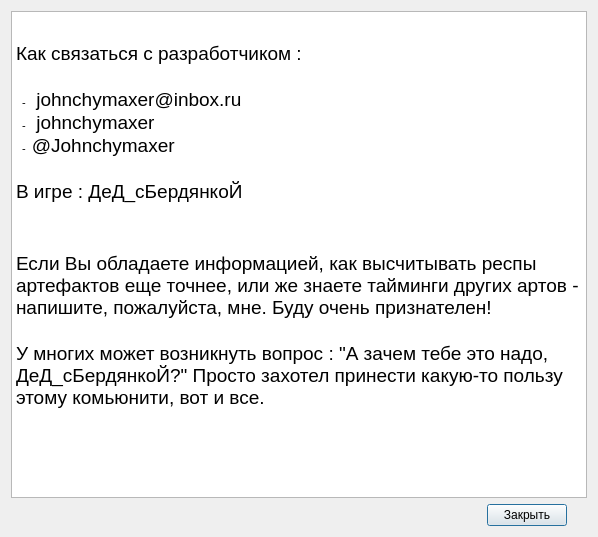
Old version of the form DeD_SBerdyankoI_Project/writeme.ui in the repository EVChebotar/DeD_SBerdyankoI_Project.
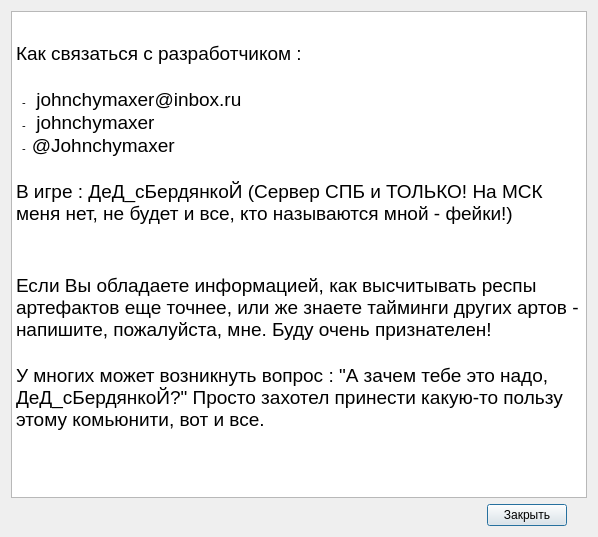
New version of the form. Icons and pictures are not drawn.

```diff
--- a/DeD_SBerdyankoI_Project/writeme.ui
+++ b/DeD_SBerdyankoI_Project/writeme.ui
@@ -33,7 +33,7 @@
 &lt;p style=&quot; margin-top:0px; margin-bottom:0px; margin-left:0px; margin-right:0px; -qt-block-indent:0; text-indent:0px;&quot;&gt;&lt;img src=&quot;:/Filling/OtherWindows/writeme/Skype.png&quot; width=&quot;42&quot; height=&quot;42&quot; /&gt;  -&lt;span style=&quot; font-size:14pt;&quot;&gt;  johnchymaxer&lt;/span&gt;&lt;/p&gt;
 &lt;p style=&quot; margin-top:0px; margin-bottom:0px; margin-left:0px; margin-right:0px; -qt-block-indent:0; text-indent:0px;&quot;&gt;&lt;img src=&quot;:/Filling/OtherWindows/writeme/Telegram.jpg&quot; width=&quot;42&quot; height=&quot;42&quot; /&gt;  -  &lt;span style=&quot; font-size:14pt;&quot;&gt;@Johnchymaxer&lt;/span&gt;&lt;/p&gt;
 &lt;p style=&quot;-qt-paragraph-type:empty; margin-top:0px; margin-bottom:0px; margin-left:0px; margin-right:0px; -qt-block-indent:0; text-indent:0px; font-size:14pt;&quot;&gt;&lt;br /&gt;&lt;/p&gt;
-&lt;p style=&quot; margin-top:0px; margin-bottom:0px; margin-left:0px; margin-right:0px; -qt-block-indent:0; text-indent:0px;&quot;&gt;&lt;span style=&quot; font-size:14pt;&quot;&gt;В игре : ДеД_сБердянкоЙ&lt;/span&gt;&lt;/p&gt;
+&lt;p style=&quot; margin-top:0px; margin-bottom:0px; margin-left:0px; margin-right:0px; -qt-block-indent:0; text-indent:0px;&quot;&gt;&lt;span style=&quot; font-size:14pt;&quot;&gt;В игре : ДеД_сБердянкоЙ (Сервер СПБ и ТОЛЬКО! На МСК меня нет, не будет и все, кто называются мной - фейки!)&lt;/span&gt;&lt;/p&gt;
 &lt;p style=&quot;-qt-paragraph-type:empty; margin-top:0px; margin-bottom:0px; margin-left:0px; margin-right:0px; -qt-block-indent:0; text-indent:0px; font-size:14pt;&quot;&gt;&lt;br /&gt;&lt;/p&gt;
 &lt;p style=&quot; margin-top:0px; margin-bottom:0px; margin-left:0px; margin-right:0px; -qt-block-indent:0; text-indent:0px;&quot;&gt;&lt;img src=&quot;:/Filling/OtherWindows/writeme/DeD_Game.jpg&quot; /&gt;&lt;/p&gt;
 &lt;p style=&quot;-qt-paragraph-type:empty; margin-top:0px; margin-bottom:0px; margin-left:0px; margin-right:0px; -qt-block-indent:0; text-indent:0px;&quot;&gt;&lt;br /&gt;&lt;/p&gt;
```
